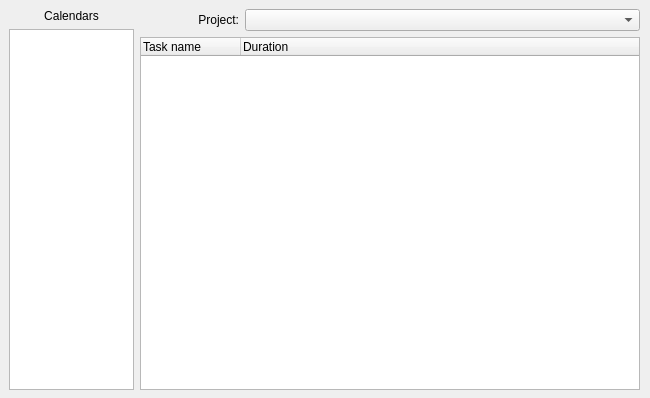
This is src/mainview.ui in pyridiss/kourglass as Qt 5 draws it before an edit. The edited form follows.
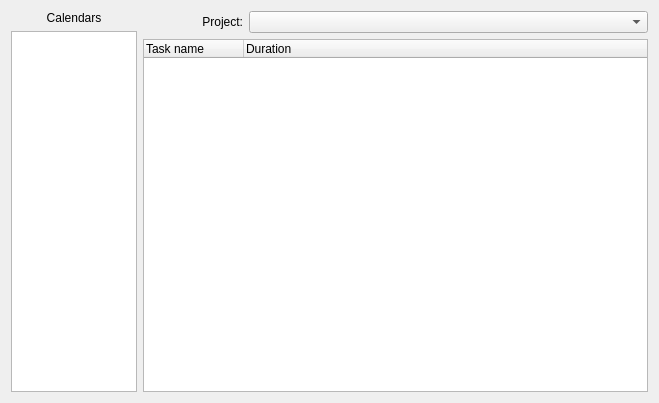
This is the edited form.

Commit message: MainView now correctly fits in window.

Patch:
```diff
--- a/src/mainview.ui
+++ b/src/mainview.ui
@@ -6,37 +6,18 @@
    <rect>
     <x>0</x>
     <y>0</y>
-    <width>650</width>
-    <height>398</height>
+    <width>659</width>
+    <height>403</height>
    </rect>
   </property>
-  <property name="sizePolicy">
-   <sizepolicy hsizetype="Expanding" vsizetype="Expanding">
-    <horstretch>1</horstretch>
-    <verstretch>1</verstretch>
-   </sizepolicy>
-  </property>
   <property name="windowTitle">
    <string>MainView</string>
   </property>
-  <widget class="QWidget" name="horizontalLayoutWidget">
-   <property name="geometry">
-    <rect>
-     <x>9</x>
-     <y>9</y>
-     <width>631</width>
-     <height>381</height>
-    </rect>
-   </property>
+  <layout class="QVBoxLayout" name="verticalLayout_3">
+   <item>
    <layout class="QHBoxLayout" name="horizontalLayout" stretch="1,4">
-    <property name="sizeConstraint">
-     <enum>QLayout::SetNoConstraint</enum>
-    </property>
     <item>
      <layout class="QVBoxLayout" name="verticalLayout">
-      <property name="sizeConstraint">
-       <enum>QLayout::SetNoConstraint</enum>
-      </property>
       <item>
        <widget class="QLabel" name="labelCalendars">
         <property name="text">
@@ -51,14 +32,8 @@
     </item>
     <item>
      <layout class="QVBoxLayout" name="verticalLayout_2">
-      <property name="sizeConstraint">
-       <enum>QLayout::SetNoConstraint</enum>
-      </property>
       <item>
        <layout class="QHBoxLayout" name="horizontalLayout_2" stretch="1,4">
-        <property name="sizeConstraint">
-         <enum>QLayout::SetNoConstraint</enum>
-        </property>
         <item>
          <widget class="QLabel" name="labelProjects">
           <property name="text">
@@ -94,7 +69,8 @@
      </layout>
     </item>
    </layout>
-  </widget>
+   </item>
+  </layout>
  </widget>
  <resources/>
  <connections/>
```
Lines whose indentation alone changed are shown as unchanged. The commit also changes 1 other file.
